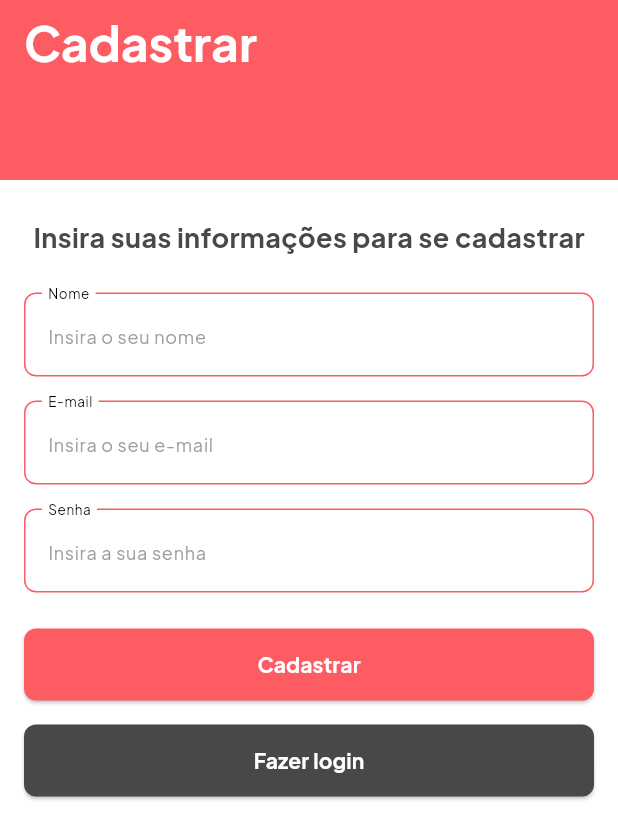
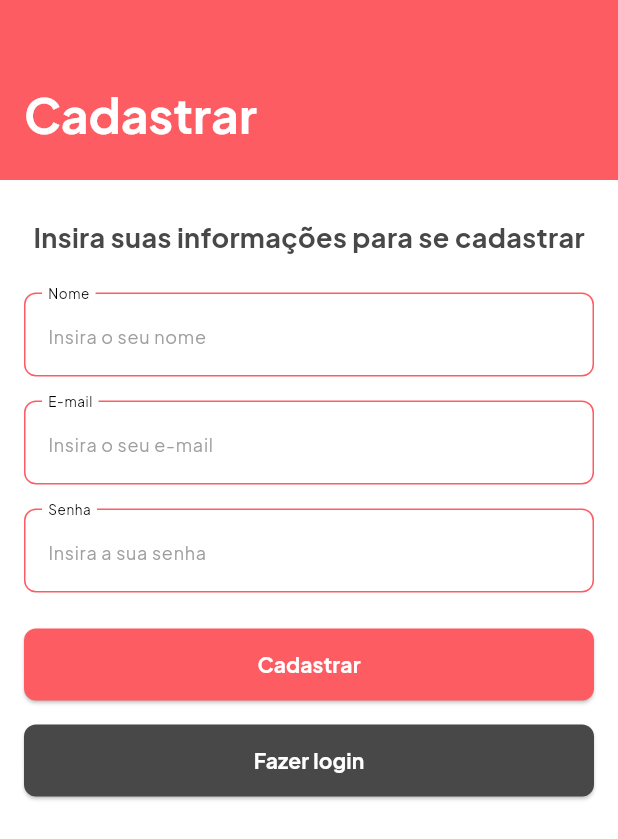
Before and after one commit to thiagofons/reservation-system, a Flutter app: the LoginScreen screen opened by its route, after a tap on "Cadastrar", on a phone screen of 412 x 824 dp. Shown: the top 839 px of the screen. Run offline on Flutter 3.47's test engine with Material 3 defaults, Android fonts, the phone set to English and light mode, and no system bars; our stand-ins replace logger, sqflite; accounts and stored records are empty.

```diff
--- a/host_app/lib/screens/login.dart
+++ b/host_app/lib/screens/login.dart
@@ -50,12 +50,24 @@ class _LoginScreenState extends State<LoginScreen> {
     return Scaffold(
       appBar: PreferredSize(
         preferredSize: const Size.fromHeight(120),
-        child: AppBar(
-          automaticallyImplyLeading: false,
-          backgroundColor: Theme.of(context).colorScheme.primary,
-          title: Text(
-            "Login",
-            style: AppTextStyles.h1.copyWith(color: Colors.white),
+        child: Expanded(
+          child: Container(
+            padding: EdgeInsets.only(bottom: 16),
+            color: Theme.of(context).colorScheme.primary,
+            child: Column(
+              mainAxisAlignment: MainAxisAlignment.end,
+              children: [
+                AppBar(
+                  automaticallyImplyLeading: false,
+                  backgroundColor: Theme.of(context).colorScheme.primary,
+                  title: Text(
+                    "Login",
+                    style: AppTextStyles.h1
+                        .copyWith(color: Theme.of(context).colorScheme.surface),
+                  ),
+                ),
+              ],
+            ),
           ),
         ),
       ),
--- a/host_app/lib/screens/register.dart
+++ b/host_app/lib/screens/register.dart
@@ -52,13 +52,24 @@ class _RegisterScreenState extends State<RegisterScreen> {
     return Scaffold(
       appBar: PreferredSize(
         preferredSize: const Size.fromHeight(120),
-        child: AppBar(
-          automaticallyImplyLeading: false,
-          backgroundColor: Theme.of(context).colorScheme.primary,
-          title: Text(
-            "Cadastrar",
-            style: AppTextStyles.h1.copyWith(color: Colors.white),
-            textAlign: TextAlign.left,
+        child: Expanded(
+          child: Container(
+            padding: EdgeInsets.only(bottom: 16),
+            color: Theme.of(context).colorScheme.primary,
+            child: Column(
+              mainAxisAlignment: MainAxisAlignment.end,
+              children: [
+                AppBar(
+                  automaticallyImplyLeading: false,
+                  backgroundColor: Theme.of(context).colorScheme.primary,
+                  title: Text(
+                    "Cadastrar",
+                    style: AppTextStyles.h1
+                        .copyWith(color: Theme.of(context).colorScheme.surface),
+                  ),
+                ),
+              ],
+            ),
           ),
         ),
       ),
--- a/host_app/lib/viewmodel/user.dart
+++ b/host_app/lib/viewmodel/user.dart
@@ -44,7 +44,7 @@ class UserProvider with ChangeNotifier {
   }
 
   /// Sign out
-  Future<void> signOut() async {
+  void signOut() async {
     _user = null;
     notifyListeners();
   }
```
Also changed, not shown: host_app/lib/repository/property.dart (+16 -5 lines), host_app/lib/screens/home.dart (+99 -15 lines), host_app/lib/service/property.dart (added, +29 -0 lines), host_app/lib/widgets/navbar.dart (added, +29 -0 lines).
